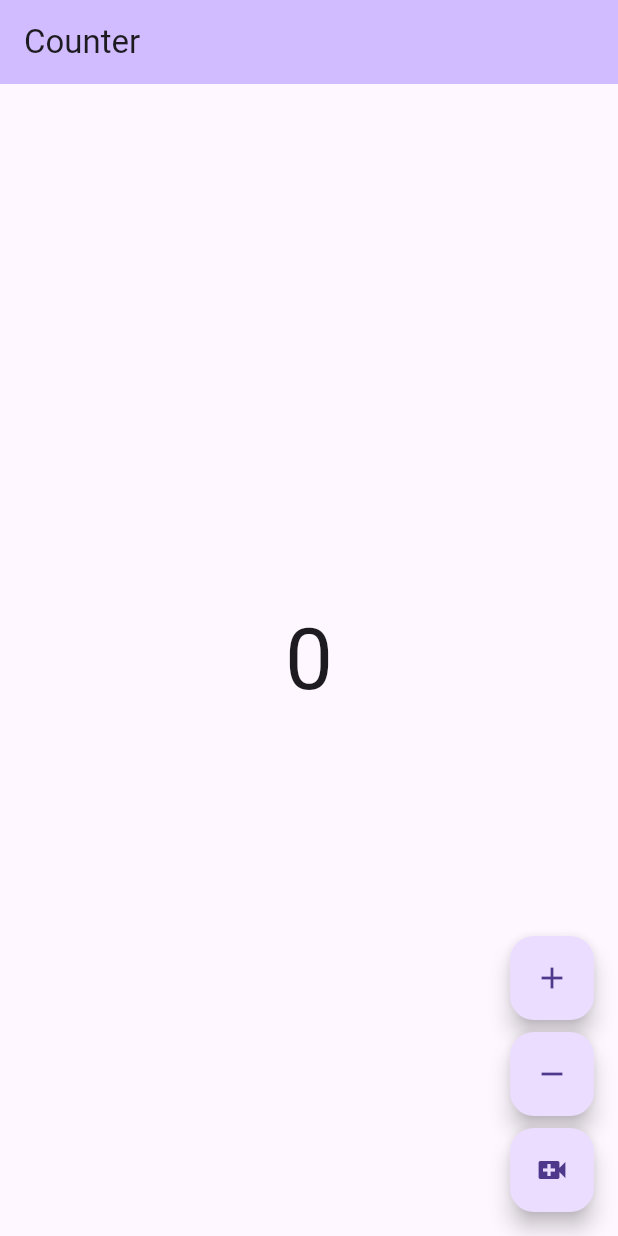
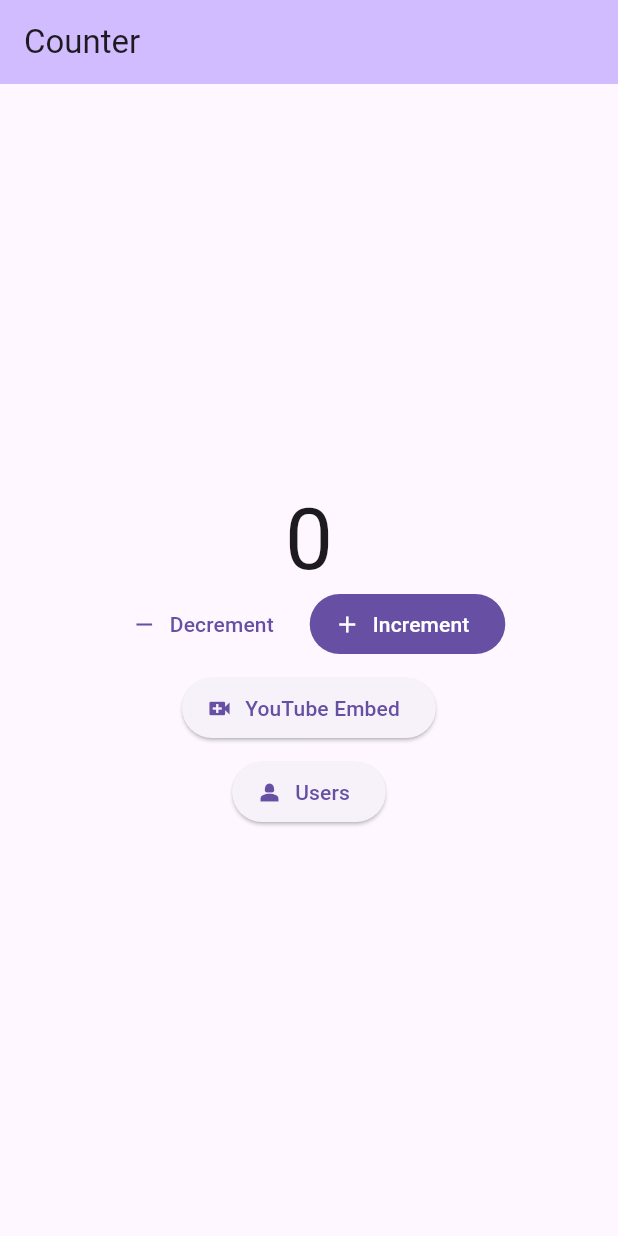
Before and after one commit to ogaroh/yt_embed, a Flutter app: the screen it shows after launch, on a phone screen of 412 x 824 dp. Run offline on Flutter 3.47's test engine with Material 3 defaults, Android fonts, the light colour scheme and no system bars; our stand-ins replace bloc, flutter_bloc, youtube_player_flutter; generated files the repository leaves out were written again.

Commit message:
feat: cubit impl

```diff
--- a/lib/counter/view/counter_page.dart
+++ b/lib/counter/view/counter_page.dart
@@ -5,6 +5,7 @@ import 'package:flutter_bloc/flutter_bloc.dart';
 import 'package:yt_test/counter/counter.dart';
 import 'package:yt_test/counter/view/yt_embed.dart';
 import 'package:yt_test/l10n/l10n.dart';
+import 'package:yt_test/user/view/user_page.dart';
 
 class CounterPage extends StatelessWidget {
   const CounterPage({super.key});
@@ -18,6 +19,15 @@ class CounterPage extends StatelessWidget {
   }
 }
 
+class UsersView extends StatelessWidget {
+  const UsersView({super.key});
+
+  @override
+  Widget build(BuildContext context) {
+    return const Placeholder();
+  }
+}
+
 class CounterView extends StatelessWidget {
   const CounterView({super.key});
 
@@ -26,41 +36,60 @@ class CounterView extends StatelessWidget {
     final l10n = context.l10n;
     return Scaffold(
       appBar: AppBar(title: Text(l10n.counterAppBarTitle)),
-      body: const Center(child: CounterText()),
-      floatingActionButton: Column(
-        mainAxisAlignment: MainAxisAlignment.end,
-        crossAxisAlignment: CrossAxisAlignment.end,
-        children: [
-          FloatingActionButton(
-            onPressed: () => context.read<CounterCubit>().increment(),
-            child: const Icon(Icons.add),
-          ),
-          const SizedBox(height: 8),
-          FloatingActionButton(
-            onPressed: () => context.read<CounterCubit>().decrement(),
-            child: const Icon(Icons.remove),
-          ),
-          const SizedBox(height: 8),
-          FloatingActionButton(
-            onPressed: () => Navigator.push(
-              context,
-              MaterialPageRoute(builder: (context) => const YTEmbedPage()),
-            ),
-            child: const Icon(Icons.video_call),
-          ),
-        ],
+      body: const Center(
+        child: CounterBody(),
       ),
     );
   }
 }
 
-class CounterText extends StatelessWidget {
-  const CounterText({super.key});
+class CounterBody extends StatelessWidget {
+  const CounterBody({super.key});
 
   @override
   Widget build(BuildContext context) {
     final theme = Theme.of(context);
     final count = context.select((CounterCubit cubit) => cubit.state);
-    return Text('$count', style: theme.textTheme.displayLarge);
+    return Column(
+      mainAxisAlignment: MainAxisAlignment.center,
+      children: [
+        Text('$count', style: theme.textTheme.displayLarge),
+
+        Row(
+          mainAxisAlignment: MainAxisAlignment.center,
+          children: [
+            TextButton.icon(
+              onPressed: () => context.read<CounterCubit>().decrement(),
+              icon: const Icon(Icons.remove),
+              label: const Text('Decrement'),
+            ),
+            const SizedBox(width: 8),
+            FilledButton.icon(
+              onPressed: () => context.read<CounterCubit>().increment(),
+              icon: const Icon(Icons.add),
+              label: const Text('Increment'),
+            ),
+          ],
+        ),
+        const SizedBox(height: 8),
+        ElevatedButton.icon(
+          onPressed: () => Navigator.push(
+            context,
+            MaterialPageRoute(builder: (context) => const YTEmbedPage()),
+          ),
+          icon: const Icon(Icons.video_call),
+          label: const Text('YouTube Embed'),
+        ),
+        const SizedBox(height: 8),
+        ElevatedButton.icon(
+          onPressed: () => Navigator.push(
+            context,
+            MaterialPageRoute(builder: (context) => const UserPage()),
+          ),
+          icon: const Icon(Icons.person_2),
+          label: const Text('Users'),
+        ),
+      ],
+    );
   }
 }
--- /dev/null
+++ b/lib/user/cubit/user_cubit.dart
@@ -0,0 +1,21 @@
+// ignore_for_file: depend_on_referenced_packages
+
+import 'package:flutter_bloc/flutter_bloc.dart';
+import 'package:meta/meta.dart';
+import 'package:yt_test/user/repo/users_repo.dart';
+
+part 'user_state.dart';
+
+class UserCubit extends Cubit<UserState> {
+  UserCubit() : super(UserInitial()) {
+    getUsers();
+  }
+
+  final UserRepo userRepo = UserRepo();
+
+  // get users
+  Future<void> getUsers() async {
+    final users = await userRepo.getUsers();
+    emit(UserDone(users: users));
+  }
+}
--- /dev/null
+++ b/lib/user/cubit/user_state.dart
@@ -0,0 +1,12 @@
+part of 'user_cubit.dart';
+
+@immutable
+sealed class UserState {}
+
+final class UserInitial extends UserState {}
+
+final class UserDone extends UserState {
+  UserDone({required this.users});
+
+  final List<dynamic> users;
+}
--- /dev/null
+++ b/lib/user/repo/users_repo.dart
@@ -0,0 +1,21 @@
+import 'dart:convert';
+import 'dart:developer';
+
+import 'package:http/http.dart';
+
+class UserRepo {
+  Future<List<dynamic>> getUsers() async {
+    var users = <dynamic>[];
+    try {
+      final response =
+          await get(Uri.parse('https://jsonplaceholder.typicode.com/users'));
+
+      if (response.statusCode == 200) {
+        users = jsonDecode(response.body) as List<dynamic>;
+      }
+    } catch (e) {
+      log(e.toString());
+    }
+    return users;
+  }
+}
--- a/pubspec.yaml
+++ b/pubspec.yaml
@@ -13,6 +13,7 @@ dependencies:
   flutter_bloc: ^8.1.4
   flutter_localizations:
     sdk: flutter
+  http: ^1.2.1
   intl: ^0.18.1
   youtube_player_flutter: ^9.0.1
 
```
Also changed, not shown: lib/user/view/user_page.dart (added, +78 -0 lines), pubspec.lock.
